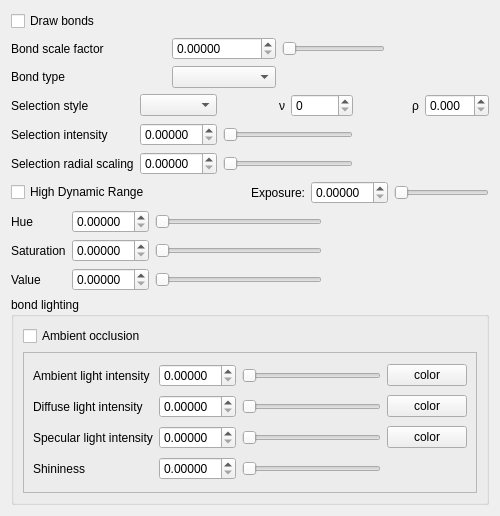
Above: iraspa/iraspagui/appearancebondsform.ui from iRASPA/iRASPA-QT before the change. Below: the same form after it.
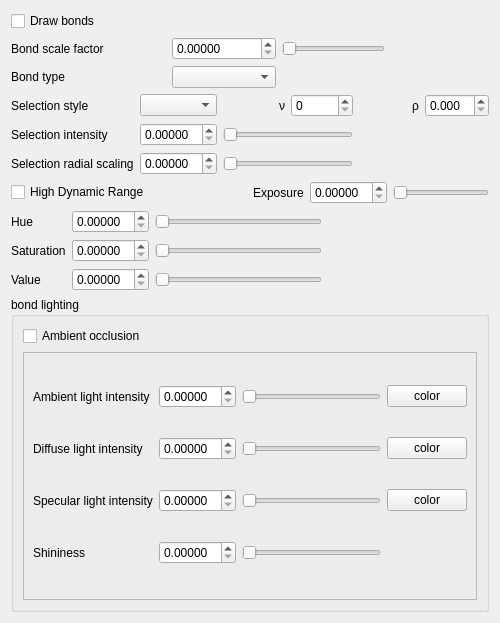
That is the form after the change. Custom widgets are drawn as their Qt base class.

Patch:
```diff
--- a/iraspa/iraspagui/appearancebondsform.ui
+++ b/iraspa/iraspagui/appearancebondsform.ui
@@ -7,7 +7,7 @@
     <x>0</x>
     <y>0</y>
     <width>500</width>
-    <height>516</height>
+    <height>623</height>
    </rect>
   </property>
   <property name="windowTitle">
@@ -276,7 +276,7 @@
            <item>
             <widget class="QLabel" name="label_25">
              <property name="text">
-              <string>Exposure:</string>
+              <string>Exposure</string>
              </property>
             </widget>
            </item>
```
